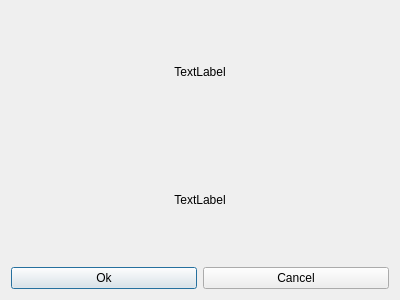
First picture: the form in promptdialog.ui, repository ukui/ukui-biometric-manager, before the edit.
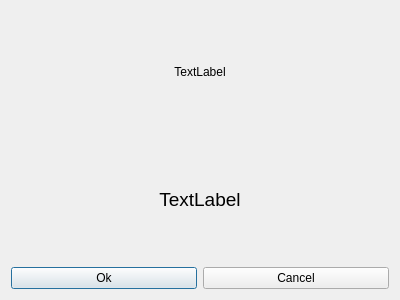
Second picture: the form after the edit.

The edit to the form file:
```diff
--- a/promptdialog.ui
+++ b/promptdialog.ui
@@ -24,8 +24,13 @@
      </property>
     </widget>
    </item>
-   <item>
+   <item alignment="Qt::AlignHCenter|Qt::AlignVCenter">
     <widget class="QLabel" name="labelText">
+     <property name="font">
+      <font>
+       <pointsize>14</pointsize>
+      </font>
+     </property>
      <property name="text">
       <string>TextLabel</string>
      </property>
```
